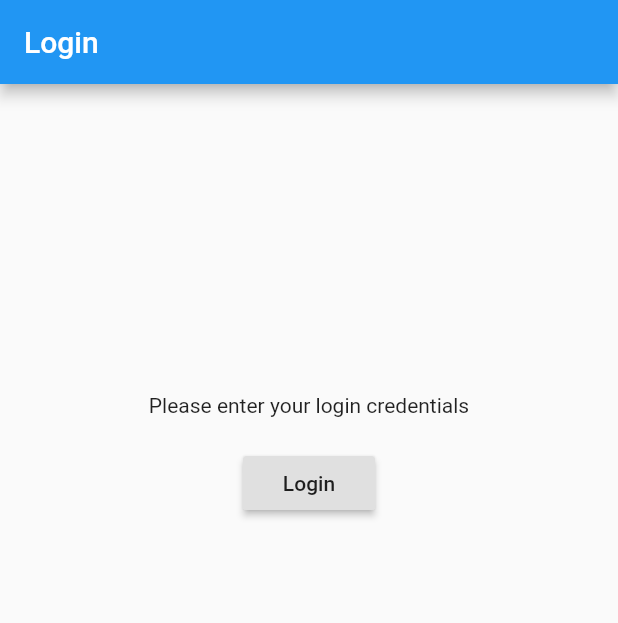
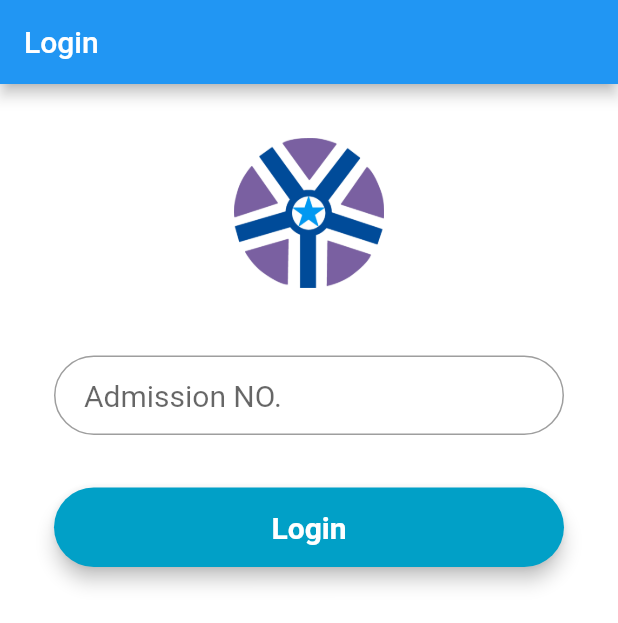
Before and after one commit to saisrinivaspaila/StudentProtal, a Flutter app: the screen it shows after launch, on a phone screen of 412 x 824 dp. Shown: the top 623 px of the screen. Run offline on Flutter 3.47's test engine with Material 2 defaults, Android fonts, the phone set to English and light mode, and no system bars; Roboto replaces fonts that are missing (Montserrat).

Commit message:
added logindummy

```diff
--- /dev/null
+++ b/lib/logindummy.dart
@@ -0,0 +1,86 @@
+import 'package:flutter/material.dart';
+import 'package:scoped_model/scoped_model.dart';
+import './entities/model.dart';
+import 'loginPage.dart';
+
+class Logindummy extends StatefulWidget {
+  Logindummy({Key key, this.title, this.model}) : super(key: key);
+  final String title;
+  final Student model;
+
+  @override
+  _LogindummyState createState() => _LogindummyState(model:model);
+}
+
+class _LogindummyState extends State<Logindummy> {
+  TextStyle style = TextStyle(fontFamily: 'Montserrat', fontSize: 20.0);
+
+  final Student model;
+
+  _LogindummyState({this.model});
+
+  @override
+  Widget build(BuildContext context) {
+    final emailField = TextField(
+      obscureText: true,
+      style: style,
+      decoration: InputDecoration(
+          contentPadding: EdgeInsets.fromLTRB(20.0, 15.0, 20.0, 15.0),
+          hintText: "Admission NO.",
+          border:
+              OutlineInputBorder(borderRadius: BorderRadius.circular(32.0))),
+    );
+
+    final loginButon = Material(
+      elevation: 5.0,
+      borderRadius: BorderRadius.circular(30.0),
+      color: Color(0xff01A0C7),
+      child: MaterialButton(
+        minWidth: MediaQuery.of(context).size.width,
+        padding: EdgeInsets.fromLTRB(20.0, 15.0, 20.0, 15.0),
+        onPressed: () {
+          LoginPage();
+        },
+        child: Text("Login",
+            textAlign: TextAlign.center,
+            style: style.copyWith(
+                color: Colors.white, fontWeight: FontWeight.bold)),
+      ),
+    );
+
+    return Scaffold(
+      body: SingleChildScrollView(
+      child: Center(
+        child: Container(
+          color: Colors.white,
+          child: Padding(
+            padding: const EdgeInsets.all(36.0),
+            child: Column(
+              crossAxisAlignment: CrossAxisAlignment.center,
+              mainAxisAlignment: MainAxisAlignment.center,
+              children: <Widget>[
+                SizedBox(
+                  height: 100.0,
+                  child: Image.asset(
+                    "images/Vignan_logo.png",
+                    fit: BoxFit.contain,
+                  ),
+                ),
+                SizedBox(height: 45.0),
+                emailField,
+                SizedBox(
+                  height: 35.0,
+                ),
+                loginButon,
+                SizedBox(
+                  height: 15.0,
+                ),
+              ],
+            ),
+          ),
+        ),
+      ),
+        )
+    );
+  }
+}
--- a/lib/main.dart
+++ b/lib/main.dart
@@ -1,7 +1,7 @@
 import 'package:flutter/material.dart';
 import 'package:minipro/menuPage.dart';
 import 'loginPage.dart';
-import 'mainpage.dart';
+import 'logindummy.dart';
 import 'studentDetails.dart';
 import 'package:scoped_model/scoped_model.dart';
 import './entities/model.dart';
@@ -47,7 +47,8 @@ class AppHome extends StatelessWidget {
       appBar: AppBar(
         title: Text("Login"),
       ),
-      body: LoginPage(),
+      body:Logindummy(),
+      //  bro this is your login page----> LoginPage(),
     );
   }
 }
```
Also changed, not shown: lib/mainpage.dart (added).
